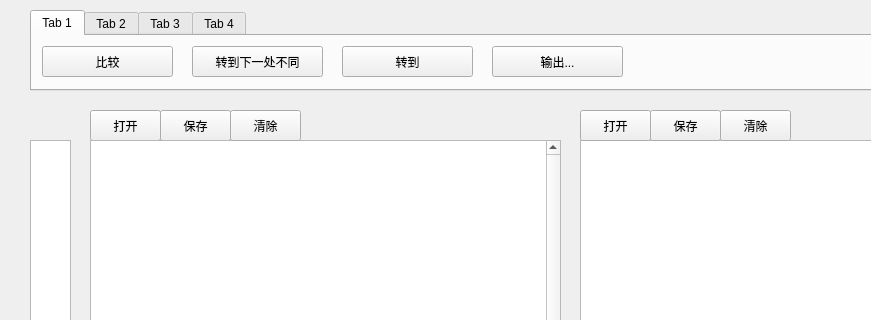
Qt form mytestwidget.ui (FibonacciSoup/FibText) before a commit; both pictures show x 0 to 871 and y 0 to 320 of the 1080 by 730 pixel window.
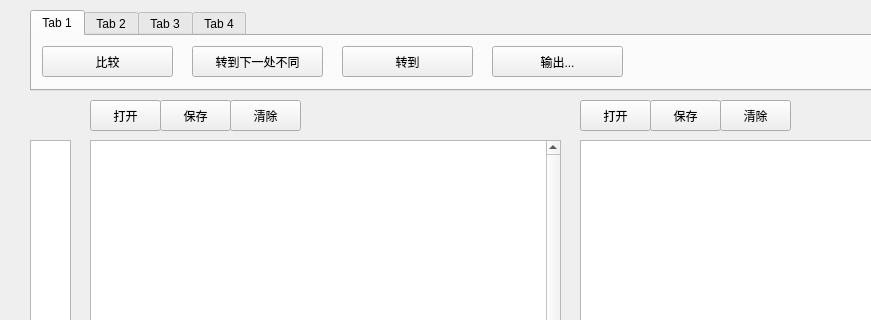
The same form after that commit. Icons and pictures are not drawn.

```diff
--- a/mytestwidget.ui
+++ b/mytestwidget.ui
@@ -36,7 +36,7 @@
    <property name="geometry">
     <rect>
      <x>90</x>
-     <y>110</y>
+     <y>100</y>
      <width>71</width>
      <height>31</height>
     </rect>
@@ -56,7 +56,7 @@
    <property name="geometry">
     <rect>
      <x>160</x>
-     <y>110</y>
+     <y>100</y>
      <width>71</width>
      <height>31</height>
     </rect>
@@ -73,7 +73,7 @@
    <property name="geometry">
     <rect>
      <x>580</x>
-     <y>110</y>
+     <y>100</y>
      <width>71</width>
      <height>31</height>
     </rect>
@@ -90,7 +90,7 @@
    <property name="geometry">
     <rect>
      <x>650</x>
-     <y>110</y>
+     <y>100</y>
      <width>71</width>
      <height>31</height>
     </rect>
@@ -176,7 +176,7 @@
    <property name="geometry">
     <rect>
      <x>230</x>
-     <y>110</y>
+     <y>100</y>
      <width>71</width>
      <height>31</height>
     </rect>
@@ -193,7 +193,7 @@
    <property name="geometry">
     <rect>
      <x>720</x>
-     <y>110</y>
+     <y>100</y>
      <width>71</width>
      <height>31</height>
     </rect>
```
